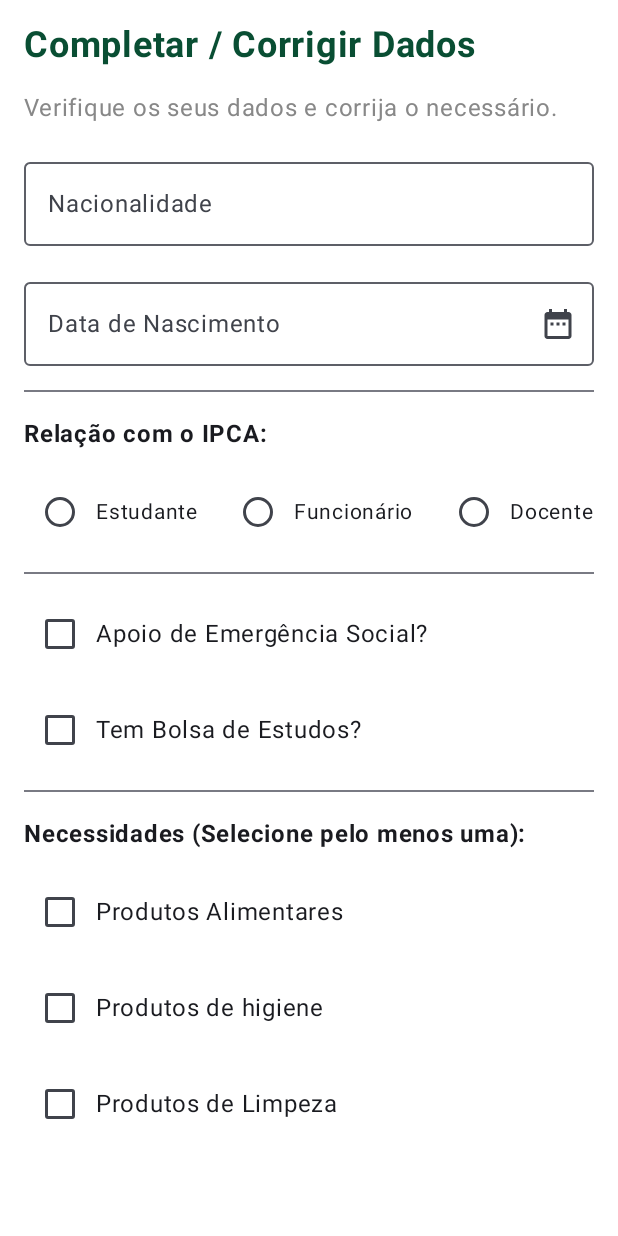
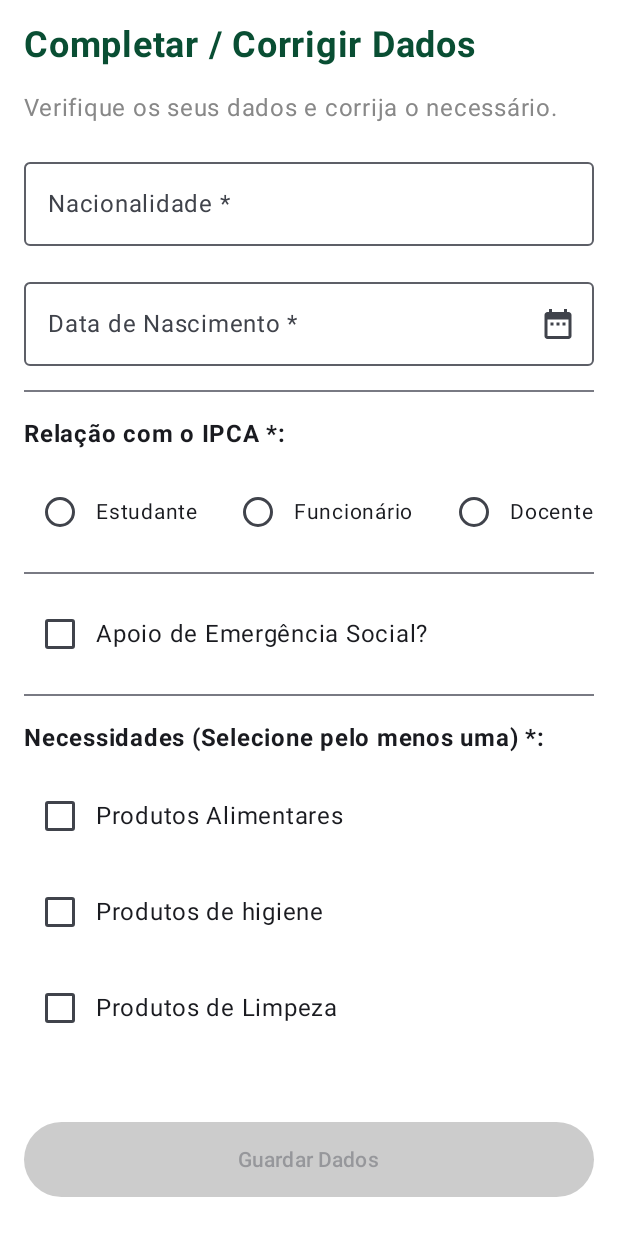
Before and after one commit to AnyTng/PDM_PA_50_10, an Android app built with Jetpack Compose: the composable CompleteDataView called with empty values, on a phone screen of 412 x 824 dp. Run offline under Robolectric (Android 15) with nearby library versions, the phone set to English and light mode, and no system bars; our stand-ins replace Firebase (no records; nobody signed in at launch, a user with empty details on screens opened directly).

Commit message:
Improve form validation and UX in CompleteDataView
Enhanced the CompleteDataView form with stricter validation logic, required field indicators, and a searchable dropdown for nationality selection. Student-specific fields and scholarship value are now conditionally required. Nationality suggestions are loaded from Firestore. Also updated a menu label for clarity.

```diff
--- a/AndroidApp/app/src/main/java/ipca/app/lojasas/ui/apoiado/formulario/CompleteDataView.kt
+++ b/AndroidApp/app/src/main/java/ipca/app/lojasas/ui/apoiado/formulario/CompleteDataView.kt
@@ -43,12 +43,10 @@ fun CompleteDataView(
     val context = LocalContext.current
     val focusManager = LocalFocusManager.current
 
-    // --- CARREGAR DADOS EXISTENTES ---
     LaunchedEffect(docId) {
         viewModel.loadData(docId)
     }
 
-    // Configuração do DatePicker
     val calendar = Calendar.getInstance()
     val datePickerDialog = DatePickerDialog(
         context,
@@ -61,6 +59,28 @@ fun CompleteDataView(
         calendar.get(Calendar.DAY_OF_MONTH)
     )
 
+    var expandedNacionalidade by remember { mutableStateOf(false) }
+
+    // --- LÓGICA DE VALIDAÇÃO ---
+    // O botão só fica ativo se isto for true
+    val isFormValid = remember(state) {
+        val basicFieldsValid = state.nacionalidade.isNotBlank() &&
+                state.dataNascimento != null &&
+                state.relacaoIPCA.isNotBlank() &&
+                state.necessidades.isNotEmpty()
+
+        if (!basicFieldsValid) return@remember false
+
+        if (state.relacaoIPCA == "Estudante") {
+            // Se for estudante, exige curso, grau, e (se tiver bolsa) o valor
+            val studentValid = state.curso.isNotBlank() && state.graoEnsino.isNotBlank()
+            val bolsaValid = if (state.bolsaEstudos) state.valorBolsa.isNotBlank() else true
+            studentValid && bolsaValid
+        } else {
+            true
+        }
+    }
+
     Column(
         modifier = Modifier
             .fillMaxSize()
@@ -71,7 +91,7 @@ fun CompleteDataView(
         verticalArrangement = Arrangement.spacedBy(16.dp)
     ) {
         Text(
-            text = "Completar / Corrigir Dados", // Texto atualizado
+            text = "Completar / Corrigir Dados",
             fontSize = 24.sp,
             fontWeight = FontWeight.Bold,
             color = Color(0xFF094E33)
@@ -81,21 +101,61 @@ fun CompleteDataView(
         if (state.isLoading) {
             CircularProgressIndicator(color = Color(0xFF094E33))
         }
-
         if (state.error != null) {
             Text(state.error!!, color = Color.Red, fontSize = 14.sp)
         }
 
         // --- NACIONALIDADE ---
+        val filteredNationalities = state.availableNationalities.filter {
+            it.contains(state.nacionalidade, ignoreCase = true) &&
+                    !it.equals(state.nacionalidade, ignoreCase = true)
+        }
+
+        ExposedDropdownMenuBox(
+            expanded = expandedNacionalidade,
+            onExpandedChange = { expandedNacionalidade = !expandedNacionalidade }
+        ) {
             OutlinedTextField(
                 value = state.nacionalidade,
-            onValueChange = { viewModel.onNacionalidadeChange(it) },
-            label = { Text("Nacionalidade") },
-            modifier = Modifier.fillMaxWidth(),
+                onValueChange = {
+                    viewModel.onNacionalidadeChange(it)
+                    expandedNacionalidade = true
+                },
+                label = { Text("Nacionalidade *") }, // Asterisco para indicar obrigatório
+                modifier = Modifier.fillMaxWidth().menuAnchor(),
                 singleLine = true,
                 keyboardOptions = KeyboardOptions(imeAction = ImeAction.Next),
-            keyboardActions = KeyboardActions(onNext = { focusManager.moveFocus(FocusDirection.Down) })
+                keyboardActions = KeyboardActions(onNext = { focusManager.moveFocus(FocusDirection.Down) }),
+                trailingIcon = {
+                    if (filteredNationalities.isNotEmpty()) {
+                        ExposedDropdownMenuDefaults.TrailingIcon(expanded = expandedNacionalidade)
+                    }
+                },
+                colors = OutlinedTextFieldDefaults.colors(
+                    focusedBorderColor = Color(0xFF094E33),
+                    focusedLabelColor = Color(0xFF094E33),
+                    cursorColor = Color(0xFF094E33)
                 )
+            )
+
+            if (filteredNationalities.isNotEmpty()) {
+                ExposedDropdownMenu(
+                    expanded = expandedNacionalidade,
+                    onDismissRequest = { expandedNacionalidade = false },
+                    modifier = Modifier.background(Color.White)
+                ) {
+                    filteredNationalities.forEach { nation ->
+                        DropdownMenuItem(
+                            text = { Text(text = nation) },
+                            onClick = {
+                                viewModel.onNacionalidadeChange(nation)
+                                expandedNacionalidade = false
+                            }
+                        )
+                    }
+                }
+            }
+        }
 
         // --- DATA DE NASCIMENTO ---
         val dateText = if (state.dataNascimento != null) {
@@ -105,7 +165,7 @@ fun CompleteDataView(
         OutlinedTextField(
             value = dateText,
             onValueChange = {},
-            label = { Text("Data de Nascimento") },
+            label = { Text("Data de Nascimento *") },
             readOnly = true,
             trailingIcon = {
                 Icon(Icons.Default.DateRange, contentDescription = null, Modifier.clickable { datePickerDialog.show() })
@@ -116,7 +176,7 @@ fun CompleteDataView(
         Divider()
 
         // --- RELAÇÃO IPCA ---
-        Text("Relação com o IPCA:", fontWeight = FontWeight.Bold)
+        Text("Relação com o IPCA *:", fontWeight = FontWeight.Bold)
         Row(modifier = Modifier.fillMaxWidth(), horizontalArrangement = Arrangement.SpaceBetween) {
             listOf("Estudante", "Funcionário", "Docente").forEach { role ->
                 Row(verticalAlignment = Alignment.CenterVertically) {
@@ -137,17 +197,21 @@ fun CompleteDataView(
                 modifier = Modifier.fillMaxWidth()
             ) {
                 Column(modifier = Modifier.padding(10.dp)) {
+                    // Curso
                     OutlinedTextField(
                         value = state.curso,
                         onValueChange = { viewModel.onCursoChange(it) },
-                        label = { Text("Curso (ex: LESI)") },
+                        label = { Text("Curso (ex: LESI) *") },
                         modifier = Modifier.fillMaxWidth(),
                         singleLine = true,
                         keyboardOptions = KeyboardOptions(imeAction = ImeAction.Done),
                         keyboardActions = KeyboardActions(onDone = { focusManager.clearFocus() })
                     )
+
                     Spacer(modifier = Modifier.height(10.dp))
-                    Text("Grau de Ensino:")
+
+                    // Grau
+                    Text("Grau de Ensino *:")
                     Row {
                         listOf("CTeSP", "Licenciatura", "Mestrado").forEach { grau ->
                             Row(verticalAlignment = Alignment.CenterVertically) {
@@ -160,20 +224,18 @@ fun CompleteDataView(
                             }
                         }
                     }
-                }
-            }
-        }
 
-        Divider()
+                    Spacer(modifier = Modifier.height(10.dp))
+                    Divider(color = Color.LightGray)
+                    Spacer(modifier = Modifier.height(10.dp))
 
-        // --- APOIO DE EMERGÊNCIA E BOLSA ---
+                    // Bolsa (AGORA AQUI DENTRO)
                     Row(verticalAlignment = Alignment.CenterVertically) {
-            Checkbox(checked = state.apoioEmergencia, onCheckedChange = { viewModel.onApoioEmergenciaChange(it) }, colors = CheckboxDefaults.colors(checkedColor = Color(0xFF094E33)))
-            Text("Apoio de Emergência Social?")
-        }
-
-        Row(verticalAlignment = Alignment.CenterVertically) {
-            Checkbox(checked = state.bolsaEstudos, onCheckedChange = { viewModel.onBolsaChange(it) }, colors = CheckboxDefaults.colors(checkedColor = Color(0xFF094E33)))
+                        Checkbox(
+                            checked = state.bolsaEstudos,
+                            onCheckedChange = { viewModel.onBolsaChange(it) },
+                            colors = CheckboxDefaults.colors(checkedColor = Color(0xFF094E33))
+                        )
                         Text("Tem Bolsa de Estudos?")
                     }
 
@@ -181,18 +243,34 @@ fun CompleteDataView(
                         OutlinedTextField(
                             value = state.valorBolsa,
                             onValueChange = { viewModel.onValorBolsaChange(it) },
-                label = { Text("Valor da Bolsa (€)") },
+                            label = { Text("Valor da Bolsa (€) *") },
                             modifier = Modifier.fillMaxWidth(),
                             singleLine = true,
                             keyboardOptions = KeyboardOptions(keyboardType = KeyboardType.Number, imeAction = ImeAction.Done),
                             keyboardActions = KeyboardActions(onDone = { focusManager.clearFocus() })
                         )
                     }
+                }
+            }
+        }
+
+        Divider()
+
+        // --- APOIO DE EMERGÊNCIA ---
+        // (Apoio de emergência mantém-se acessível a todos, conforme lógica original)
+        Row(verticalAlignment = Alignment.CenterVertically) {
+            Checkbox(
+                checked = state.apoioEmergencia,
+                onCheckedChange = { viewModel.onApoioEmergenciaChange(it) },
+                colors = CheckboxDefaults.colors(checkedColor = Color(0xFF094E33))
+            )
+            Text("Apoio de Emergência Social?")
+        }
 
         Divider()
 
         // --- NECESSIDADES ---
-        Text("Necessidades (Selecione pelo menos uma):", fontWeight = FontWeight.Bold)
+        Text("Necessidades (Selecione pelo menos uma) *:", fontWeight = FontWeight.Bold)
         val options = listOf("Produtos Alimentares", "Produtos de higiene", "Produtos de Limpeza")
         options.forEach { item ->
             Row(
@@ -211,20 +289,22 @@ fun CompleteDataView(
         Spacer(modifier = Modifier.height(20.dp))
 
         // --- BOTÃO SUBMETER ---
-        val buttonText = "Guardar Dados"
-
         Button(
             onClick = {
-                viewModel.submitData(docId) {
-                    onSuccess() // Isto vai acionar o navController.popBackStack() ou similar na MainActivity
+                if (isFormValid) {
+                    viewModel.submitData(docId) { onSuccess() }
                 }
             },
             modifier = Modifier.fillMaxWidth().height(50.dp),
-            colors = ButtonDefaults.buttonColors(containerColor = Color(0xFF094E33)),
-            enabled = !state.isLoading
+            colors = ButtonDefaults.buttonColors(
+                containerColor = Color(0xFF094E33),
+                disabledContainerColor = Color.LightGray
+            ),
+            // Só ativa se não estiver a carregar E o formulário for válido
+            enabled = !state.isLoading && isFormValid
         ) {
             if (state.isLoading) CircularProgressIndicator(color = Color.White)
-            else Text(buttonText)
+            else Text("Guardar Dados")
         }
         Spacer(modifier = Modifier.height(50.dp))
     }
--- a/AndroidApp/app/src/main/java/ipca/app/lojasas/ui/apoiado/formulario/CompleteDataViewModel.kt
+++ b/AndroidApp/app/src/main/java/ipca/app/lojasas/ui/apoiado/formulario/CompleteDataViewModel.kt
@@ -13,9 +13,12 @@ data class CompleteDataState(
     var apoioEmergencia: Boolean = false,
     var bolsaEstudos: Boolean = false,
     var valorBolsa: String = "",
-    var dataNascimento: Long? = null, // Timestamp do DatePicker
+    var dataNascimento: Long? = null,
     var nacionalidade: String = "",
     var necessidades: List<String> = emptyList(),
+
+    // Lista de sugestões
+    var availableNationalities: List<String> = emptyList(),
 
     var isLoading: Boolean = false,
     var error: String? = null
@@ -28,8 +31,25 @@ class CompleteDataViewModel : ViewModel() {
 
     val db = Firebase.firestore
 
-    // Funções de UI para atualizar o estado
-    fun onRelacaoChange(value: String) { uiState.value = uiState.value.copy(relacaoIPCA = value) }
+    init {
+        fetchNationalities()
+    }
+
+    // --- FUNÇÕES DE UPDATE ---
+
+    // Ao mudar a relação, se deixar de ser Estudante, limpamos os dados específicos
+    fun onRelacaoChange(value: String) {
+        val isStudent = (value == "Estudante")
+        uiState.value = uiState.value.copy(
+            relacaoIPCA = value,
+            // Limpa campos se não for estudante
+            curso = if (isStudent) uiState.value.curso else "",
+            graoEnsino = if (isStudent) uiState.value.graoEnsino else "",
+            bolsaEstudos = if (isStudent) uiState.value.bolsaEstudos else false,
+            valorBolsa = if (isStudent) uiState.value.valorBolsa else ""
+        )
+    }
+
     fun onCursoChange(value: String) { uiState.value = uiState.value.copy(curso = value) }
     fun onGraoChange(value: String) { uiState.value = uiState.value.copy(graoEnsino = value) }
     fun onApoioEmergenciaChange(value: Boolean) { uiState.value = uiState.value.copy(apoioEmergencia = value) }
@@ -48,7 +68,21 @@ class CompleteDataViewModel : ViewModel() {
         uiState.value = uiState.value.copy(necessidades = currentList)
     }
 
-    // --- NOVA FUNÇÃO: Carregar dados existentes (CORREÇÃO DO ERRO) ---
+    // --- CARREGAMENTO DE DADOS ---
+
+    private fun fetchNationalities() {
+        db.collection("apoiados").get()
+            .addOnSuccessListener { result ->
+                val list = result.documents
+                    .mapNotNull { it.getString("nacionalidade") }
+                    .map { it.trim() }
+                    .filter { it.isNotEmpty() }
+                    .distinct()
+                    .sorted()
+                uiState.value = uiState.value.copy(availableNationalities = list)
+            }
+    }
+
     fun loadData(docId: String) {
         uiState.value = uiState.value.copy(isLoading = true)
         db.collection("apoiados").document(docId).get()
@@ -56,7 +90,6 @@ class CompleteDataViewModel : ViewModel() {
                 if (document.exists()) {
                     val data = document.data
                     if (data != null) {
-                        // Converter Timestamp do Firestore para Date/Long
                         val timestamp = (data["dataNascimento"] as? com.google.firebase.Timestamp)
 
                         uiState.value = uiState.value.copy(
@@ -85,8 +118,6 @@ class CompleteDataViewModel : ViewModel() {
         val state = uiState.value
         uiState.value = state.copy(isLoading = true, error = null)
 
-        // Se tem apoio de emergência, não precisa de submeter documentos (exemplo lógico)
-        // Se NÃO tem apoio, FALTA documentos.
         val precisaDocumentos = !state.apoioEmergencia
 
         val updateMap = hashMapOf<String, Any>(
@@ -95,15 +126,13 @@ class CompleteDataViewModel : ViewModel() {
             "bolsaEstudos" to state.bolsaEstudos,
             "nacionalidade" to state.nacionalidade,
             "necessidade" to state.necessidades,
-            // Guarda a data. Se for null usa a data atual (evita crash), mas idealmente deve validar antes.
             "dataNascimento" to if (state.dataNascimento != null) Date(state.dataNascimento!!) else Date(),
-
             "estadoConta" to if (precisaDocumentos) "Falta_Documentos" else "Analise",
             "dadosIncompletos" to false,
             "faltaDocumentos" to precisaDocumentos
         )
 
-        // Adiciona campos opcionais apenas se preenchidos
+        // Campos opcionais (mas validados na UI antes de chegar aqui)
         if (state.curso.isNotEmpty()) updateMap["curso"] = state.curso
         if (state.graoEnsino.isNotEmpty()) updateMap["graoEnsino"] = state.graoEnsino
         if (state.valorBolsa.isNotEmpty()) updateMap["valorBolsa"] = state.valorBolsa
--- a/AndroidApp/app/src/main/java/ipca/app/lojasas/ui/apoiado/menu/MenuApoiadoView.kt
+++ b/AndroidApp/app/src/main/java/ipca/app/lojasas/ui/apoiado/menu/MenuApoiadoView.kt
@@ -63,7 +63,7 @@ fun MenuApoiadoView(
                 modifier = Modifier.fillMaxWidth()
             ) {
                 Column {
-                    MenuApoiadoRow(title = "Meus Pedidos") { /* Navegar */ }
+                    MenuApoiadoRow(title = "Fazer Pedido de Ajuda Urgente") { /* Navegar */ }
                     MenuApoiadoDivider()
 
                     // 2. LÓGICA DO BOTÃO DESATIVADO
```
Lines whose indentation alone changed are shown as unchanged.
